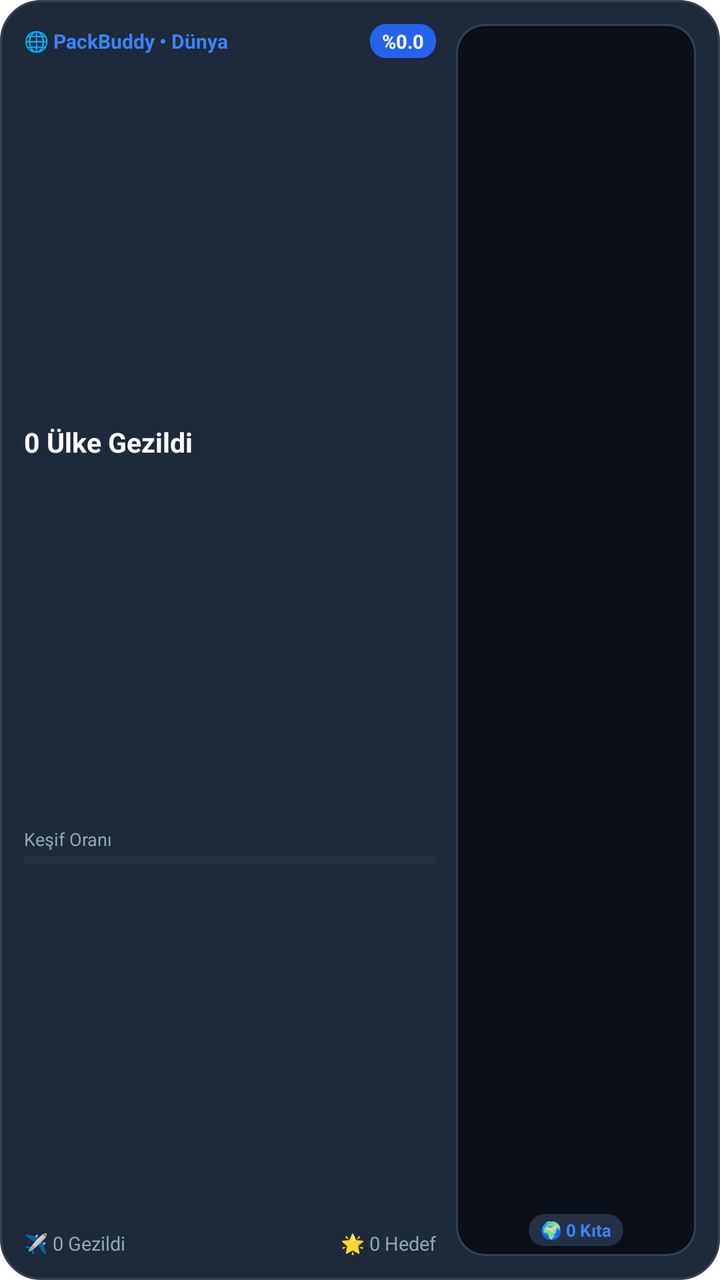
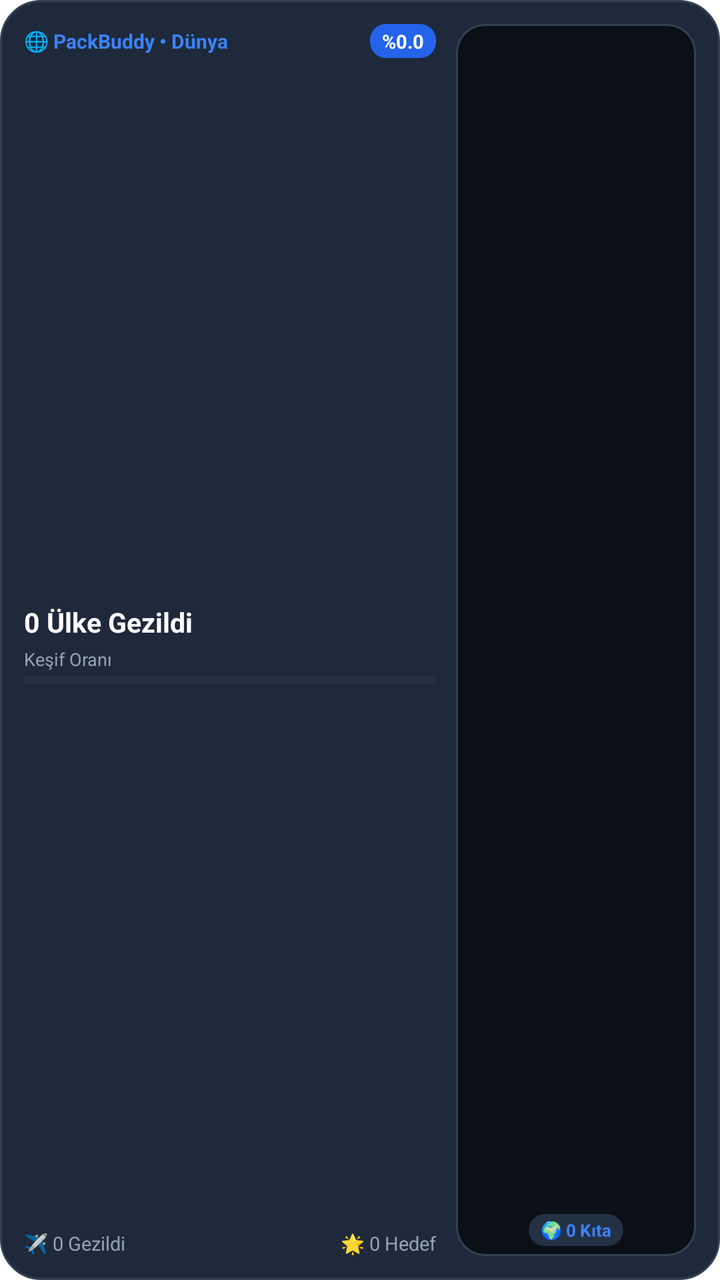

An Android layout rendered at two revisions. The XML below is the earlier revision; the diff shows what the commit changed to produce the second picture.
<!-- AndroidManifest.xml: fallback theme Theme.MaterialComponents.DayNight.NoActionBar -->
<!-- res/layout/packbuddy_map_medium.xml -->
<?xml version="1.0" encoding="utf-8"?>
<LinearLayout xmlns:android="http://schemas.android.com/apk/res/android"
    android:id="@+id/widget_container"
    android:layout_width="match_parent"
    android:layout_height="match_parent"
    android:background="@drawable/widget_bg"
    android:orientation="horizontal"
    android:padding="12dp">

    
    <LinearLayout
        android:layout_width="0dp"
        android:layout_height="match_parent"
        android:layout_weight="1"
        android:orientation="vertical">

        
        <LinearLayout
            android:layout_width="match_parent"
            android:layout_height="wrap_content"
            android:gravity="center_vertical"
            android:orientation="horizontal">

            <TextView
                android:id="@+id/widget_app_name"
                android:layout_width="0dp"
                android:layout_height="wrap_content"
                android:layout_weight="1"
                android:ellipsize="end"
                android:maxLines="1"
                android:text="🌐 PackBuddy • Dünya"
                android:textColor="#3B82F6"
                android:textSize="10sp"
                android:textStyle="bold" />

            <TextView
                android:id="@+id/widget_badge"
                android:layout_width="wrap_content"
                android:layout_height="wrap_content"
                android:background="@drawable/widget_badge_bg"
                android:paddingStart="6dp"
                android:paddingTop="2dp"
                android:paddingEnd="6dp"
                android:paddingBottom="2dp"
                android:text="%0.0"
                android:textColor="#FFFFFF"
                android:textSize="9.5sp"
                android:textStyle="bold" />
        </LinearLayout>

        <FrameLayout
            android:layout_width="match_parent"
            android:layout_height="0dp"
            android:layout_weight="1" />

        
        <TextView
            android:id="@+id/widget_title"
            android:layout_width="match_parent"
            android:layout_height="wrap_content"
            android:ellipsize="end"
            android:maxLines="1"
            android:text="0 Ülke Gezildi"
            android:textColor="#FFFFFF"
            android:textSize="13.5sp"
            android:textStyle="bold" />

        <FrameLayout
            android:layout_width="match_parent"
            android:layout_height="0dp"
            android:layout_weight="1" />

        
        <TextView
            android:id="@+id/widget_destination"
            android:layout_width="match_parent"
            android:layout_height="wrap_content"
            android:ellipsize="end"
            android:maxLines="1"
            android:text="Keşif Oranı"
            android:textColor="#94A3B8"
            android:textSize="9sp" />

        <ProgressBar
            android:id="@+id/widget_progress"
            style="?android:attr/progressBarStyleHorizontal"
            android:layout_width="match_parent"
            android:layout_height="3.5dp"
            android:layout_marginTop="2.5dp"
            android:max="100"
            android:progress="0"
            android:progressBackgroundTint="#4094A3B8"
            android:progressTint="#3B82F6" />

        <FrameLayout
            android:layout_width="match_parent"
            android:layout_height="0dp"
            android:layout_weight="1" />

        
        <LinearLayout
            android:layout_width="match_parent"
            android:layout_height="wrap_content"
            android:gravity="center_vertical"
            android:orientation="horizontal">

            <TextView
                android:id="@+id/widget_packing"
                android:layout_width="0dp"
                android:layout_height="wrap_content"
                android:layout_weight="1"
                android:ellipsize="end"
                android:maxLines="1"
                android:text="✈️ 0 Gezildi"
                android:textColor="#94A3B8"
                android:textSize="9.5sp" />

            <TextView
                android:id="@+id/widget_budget"
                android:layout_width="wrap_content"
                android:layout_height="wrap_content"
                android:ellipsize="end"
                android:maxLines="1"
                android:text="🌟 0 Hedef"
                android:textColor="#94A3B8"
                android:textSize="9.5sp" />
        </LinearLayout>
    </LinearLayout>

    
    <LinearLayout
        android:id="@+id/widget_map_container"
        android:layout_width="120dp"
        android:layout_height="match_parent"
        android:layout_marginStart="10dp"
        android:background="@drawable/widget_map_bg"
        android:gravity="center"
        android:orientation="vertical"
        android:padding="5dp">

        <ImageView
            android:id="@+id/widget_map_image"
            android:layout_width="match_parent"
            android:layout_height="0dp"
            android:layout_weight="1"
            android:contentDescription="World Map"
            android:scaleType="fitCenter" />

        <TextView
            android:id="@+id/widget_stat3"
            android:layout_width="wrap_content"
            android:layout_height="wrap_content"
            android:layout_gravity="center_horizontal"
            android:layout_marginTop="3dp"
            android:background="@drawable/widget_stat_bg"
            android:ellipsize="end"
            android:gravity="center"
            android:maxLines="1"
            android:paddingStart="6dp"
            android:paddingTop="2dp"
            android:paddingEnd="6dp"
            android:paddingBottom="2dp"
            android:text="🌍 0 Kıta"
            android:textColor="#3B82F6"
            android:textSize="8.5sp"
            android:textStyle="bold" />
    </LinearLayout>

</LinearLayout>
<!-- resources referenced by this layout -->
<resources>
  <!-- drawable widget_badge_bg (drawable) -->
  <?xml version="1.0" encoding="utf-8"?>
  <shape xmlns:android="http://schemas.android.com/apk/res/android"
      android:shape="rectangle">
      <corners android:radius="8dp" />
      <solid android:color="#2563EB" />
  </shape>
  <!-- drawable widget_bg (drawable) -->
  <?xml version="1.0" encoding="utf-8"?>
  <shape xmlns:android="http://schemas.android.com/apk/res/android"
      android:shape="rectangle">
      <corners android:radius="20dp" />
      <solid android:color="#1E293B" />
      <stroke
          android:width="1dp"
          android:color="#334155" />
  </shape>
  <!-- drawable widget_map_bg (drawable) -->
  <?xml version="1.0" encoding="utf-8"?>
  <shape xmlns:android="http://schemas.android.com/apk/res/android"
      android:shape="rectangle">
      <corners android:radius="14dp" />
      <solid android:color="#0B0F17" />
      <stroke
          android:width="1dp"
          android:color="#334155" />
  </shape>
  <!-- drawable widget_stat_bg (drawable) -->
  <?xml version="1.0" encoding="utf-8"?>
  <shape xmlns:android="http://schemas.android.com/apk/res/android"
      android:shape="rectangle">
      <corners android:radius="8dp" />
      <solid android:color="#243044" />
  </shape>
</resources>

<!-- the commit's change to res/layout/packbuddy_map_medium.xml (unified diff, before → after) -->
@@ -1,169 +1,179 @@
 <?xml version="1.0" encoding="utf-8"?>
-<LinearLayout xmlns:android="http://schemas.android.com/apk/res/android"
+<FrameLayout xmlns:android="http://schemas.android.com/apk/res/android"
     android:id="@+id/widget_container"
     android:layout_width="match_parent"
-    android:layout_height="match_parent"
-    android:background="@drawable/widget_bg"
-    android:orientation="horizontal"
-    android:padding="12dp">
+    android:layout_height="match_parent">
+
+    
+    <ImageView
+        android:id="@+id/widget_rendered_card"
+        android:layout_width="match_parent"
+        android:layout_height="match_parent"
+        android:scaleType="fitCenter"
+        android:adjustViewBounds="true"
+        android:visibility="gone" />
 
     
     <LinearLayout
-        android:layout_width="0dp"
+        android:id="@+id/widget_native_content"
+        android:layout_width="match_parent"
         android:layout_height="match_parent"
-        android:layout_weight="1"
-        android:orientation="vertical">
+        android:background="@drawable/widget_bg"
+        android:orientation="horizontal"
+        android:padding="12dp">
 
         
         <LinearLayout
-            android:layout_width="match_parent"
-            android:layout_height="wrap_content"
-            android:gravity="center_vertical"
-            android:orientation="horizontal">
+            android:layout_width="0dp"
+            android:layout_height="match_parent"
+            android:layout_weight="1"
+            android:orientation="vertical">
+
+            
+            <LinearLayout
+                android:layout_width="match_parent"
+                android:layout_height="wrap_content"
+                android:gravity="center_vertical"
+                android:orientation="horizontal">
+
+                <TextView
+                    android:id="@+id/widget_app_name"
+                    android:layout_width="0dp"
+                    android:layout_height="wrap_content"
+                    android:layout_weight="1"
+                    android:ellipsize="end"
+                    android:maxLines="1"
+                    android:text="🌐 PackBuddy • Dünya"
+                    android:textColor="#3B82F6"
+                    android:textSize="10sp"
+                    android:textStyle="bold" />
+
+                <TextView
+                    android:id="@+id/widget_badge"
+                    android:layout_width="wrap_content"
+                    android:layout_height="wrap_content"
+                    android:background="@drawable/widget_badge_bg"
+                    android:paddingStart="6dp"
+                    android:paddingTop="2dp"
+                    android:paddingEnd="6dp"
+                    android:paddingBottom="2dp"
+                    android:text="%0.0"
+                    android:textColor="#FFFFFF"
+                    android:textSize="9.5sp"
+                    android:textStyle="bold" />
+            </LinearLayout>
+
+            <LinearLayout
+                android:layout_width="match_parent"
+                android:layout_height="0dp"
+                android:layout_weight="1"
+                android:gravity="center_vertical"
+                android:orientation="vertical">
+
+                
+                <TextView
+                    android:id="@+id/widget_title"
+                    android:layout_width="match_parent"
+                    android:layout_height="wrap_content"
+                    android:ellipsize="end"
+                    android:maxLines="1"
+                    android:text="0 Ülke Gezildi"
+                    android:textColor="#FFFFFF"
+                    android:textSize="13.5sp"
+                    android:textStyle="bold" />
+
+                
+                <TextView
+                    android:id="@+id/widget_destination"
+                    android:layout_width="match_parent"
+                    android:layout_height="wrap_content"
+                    android:layout_marginTop="3dp"
+                    android:ellipsize="end"
+                    android:maxLines="1"
+                    android:text="Keşif Oranı"
+                    android:textColor="#94A3B8"
+                    android:textSize="9sp" />
+
+                <ProgressBar
+                    android:id="@+id/widget_progress"
+                    style="?android:attr/progressBarStyleHorizontal"
+                    android:layout_width="match_parent"
+                    android:layout_height="3.5dp"
+                    android:layout_marginTop="2.5dp"
+                    android:max="100"
+                    android:progress="0"
+                    android:progressBackgroundTint="#4094A3B8"
+                    android:progressTint="#3B82F6" />
+            </LinearLayout>
+
+            
+            <LinearLayout
+                android:layout_width="match_parent"
+                android:layout_height="wrap_content"
+                android:gravity="center_vertical"
+                android:orientation="horizontal">
+
+                <TextView
+                    android:id="@+id/widget_packing"
+                    android:layout_width="0dp"
+                    android:layout_height="wrap_content"
+                    android:layout_weight="1"
+                    android:ellipsize="end"
+                    android:maxLines="1"
+                    android:text="✈️ 0 Gezildi"
+                    android:textColor="#94A3B8"
+                    android:textSize="9.5sp" />
+
+                <TextView
+                    android:id="@+id/widget_budget"
+                    android:layout_width="wrap_content"
+                    android:layout_height="wrap_content"
+                    android:ellipsize="end"
+                    android:maxLines="1"
+                    android:text="🌟 0 Hedef"
+                    android:textColor="#94A3B8"
+                    android:textSize="9.5sp" />
+            </LinearLayout>
+        </LinearLayout>
+
+        
+        <LinearLayout
+            android:id="@+id/widget_map_container"
+            android:layout_width="120dp"
+            android:layout_height="match_parent"
+            android:layout_marginStart="10dp"
+            android:background="@drawable/widget_map_bg"
+            android:gravity="center"
+            android:orientation="vertical"
+            android:padding="5dp">
+
+            <ImageView
+                android:id="@+id/widget_map_image"
+                android:layout_width="match_parent"
+                android:layout_height="0dp"
+                android:layout_weight="1"
+                android:contentDescription="World Map"
+                android:scaleType="fitCenter" />
 
             <TextView
-                android:id="@+id/widget_app_name"
-                android:layout_width="0dp"
-                android:layout_height="wrap_content"
-                android:layout_weight="1"
-                android:ellipsize="end"
-                android:maxLines="1"
-                android:text="🌐 PackBuddy • Dünya"
-                android:textColor="#3B82F6"
-                android:textSize="10sp"
-                android:textStyle="bold" />
-
-            <TextView
-                android:id="@+id/widget_badge"
+                android:id="@+id/widget_stat3"
                 android:layout_width="wrap_content"
                 android:layout_height="wrap_content"
-                android:background="@drawable/widget_badge_bg"
+                android:layout_gravity="center_horizontal"
+                android:layout_marginTop="3dp"
+                android:background="@drawable/widget_stat_bg"
+                android:ellipsize="end"
+                android:gravity="center"
+                android:maxLines="1"
                 android:paddingStart="6dp"
                 android:paddingTop="2dp"
                 android:paddingEnd="6dp"
                 android:paddingBottom="2dp"
-                android:text="%0.0"
-                android:textColor="#FFFFFF"
-                android:textSize="9.5sp"
+                android:text="🌍 0 Kıta"
+                android:textColor="#3B82F6"
+                android:textSize="8.5sp"
                 android:textStyle="bold" />
-        </LinearLayout>
-
-        <FrameLayout
-            android:layout_width="match_parent"
-            android:layout_height="0dp"
-            android:layout_weight="1" />
-
-        
-        <TextView
-            android:id="@+id/widget_title"
-            android:layout_width="match_parent"
-            android:layout_height="wrap_content"
-            android:ellipsize="end"
-            android:maxLines="1"
-            android:text="0 Ülke Gezildi"
-            android:textColor="#FFFFFF"
-            android:textSize="13.5sp"
-            android:textStyle="bold" />
-
-        <FrameLayout
-            android:layout_width="match_parent"
-            android:layout_height="0dp"
-            android:layout_weight="1" />
-
-        
-        <TextView
-            android:id="@+id/widget_destination"
-            android:layout_width="match_parent"
-            android:layout_height="wrap_content"
-            android:ellipsize="end"
-            android:maxLines="1"
-            android:text="Keşif Oranı"
-            android:textColor="#94A3B8"
-            android:textSize="9sp" />
-
-        <ProgressBar
-            android:id="@+id/widget_progress"
-            style="?android:attr/progressBarStyleHorizontal"
-            android:layout_width="match_parent"
-            android:layout_height="3.5dp"
-            android:layout_marginTop="2.5dp"
-            android:max="100"
-            android:progress="0"
-            android:progressBackgroundTint="#4094A3B8"
-            android:progressTint="#3B82F6" />
-
-        <FrameLayout
-            android:layout_width="match_parent"
-            android:layout_height="0dp"
-            android:layout_weight="1" />
-
-        
-        <LinearLayout
-            android:layout_width="match_parent"
-            android:layout_height="wrap_content"
-            android:gravity="center_vertical"
-            android:orientation="horizontal">
-
-            <TextView
-                android:id="@+id/widget_packing"
-                android:layout_width="0dp"
-                android:layout_height="wrap_content"
-                android:layout_weight="1"
-                android:ellipsize="end"
-                android:maxLines="1"
-                android:text="✈️ 0 Gezildi"
-                android:textColor="#94A3B8"
-                android:textSize="9.5sp" />
-
-            <TextView
-                android:id="@+id/widget_budget"
-                android:layout_width="wrap_content"
-                android:layout_height="wrap_content"
-                android:ellipsize="end"
-                android:maxLines="1"
-                android:text="🌟 0 Hedef"
-                android:textColor="#94A3B8"
-                android:textSize="9.5sp" />
         </LinearLayout>
     </LinearLayout>
 
-    
-    <LinearLayout
-        android:id="@+id/widget_map_container"
-        android:layout_width="120dp"
-        android:layout_height="match_parent"
-        android:layout_marginStart="10dp"
-        android:background="@drawable/widget_map_bg"
-        android:gravity="center"
-        android:orientation="vertical"
-        android:padding="5dp">
-
-        <ImageView
-            android:id="@+id/widget_map_image"
-            android:layout_width="match_parent"
-            android:layout_height="0dp"
-            android:layout_weight="1"
-            android:contentDescription="World Map"
-            android:scaleType="fitCenter" />
-
-        <TextView
-            android:id="@+id/widget_stat3"
-            android:layout_width="wrap_content"
-            android:layout_height="wrap_content"
-            android:layout_gravity="center_horizontal"
-            android:layout_marginTop="3dp"
-            android:background="@drawable/widget_stat_bg"
-            android:ellipsize="end"
-            android:gravity="center"
-            android:maxLines="1"
-            android:paddingStart="6dp"
-            android:paddingTop="2dp"
-            android:paddingEnd="6dp"
-            android:paddingBottom="2dp"
-            android:text="🌍 0 Kıta"
-            android:textColor="#3B82F6"
-            android:textSize="8.5sp"
-            android:textStyle="bold" />
-    </LinearLayout>
-
-</LinearLayout>
+</FrameLayout>
